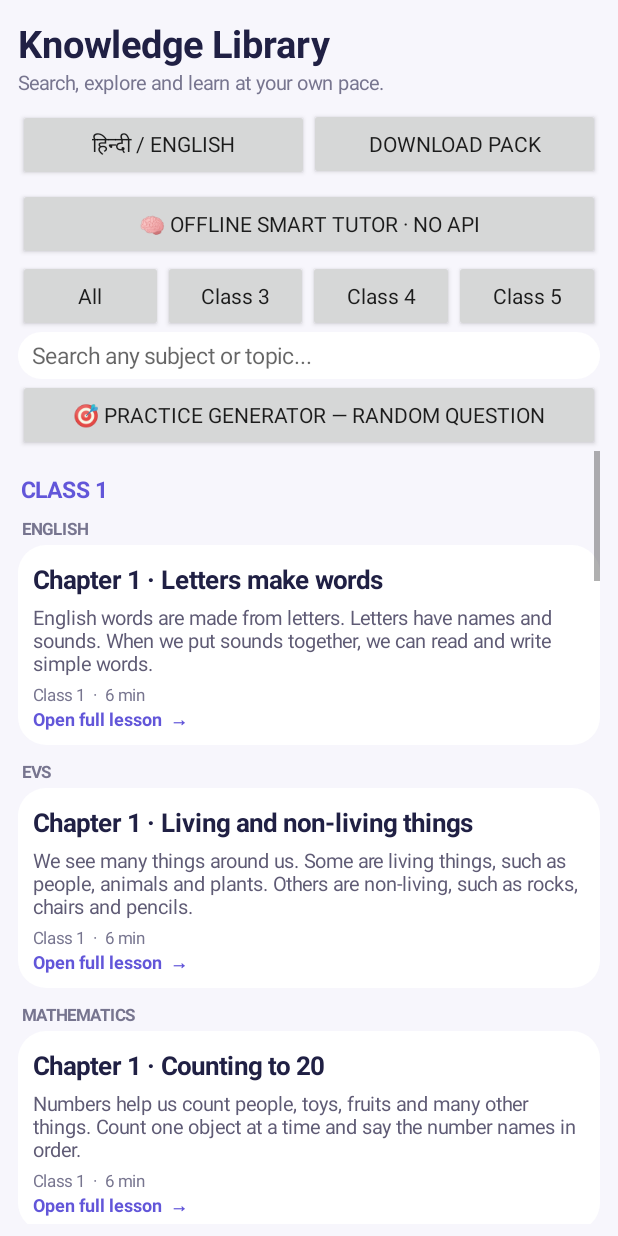
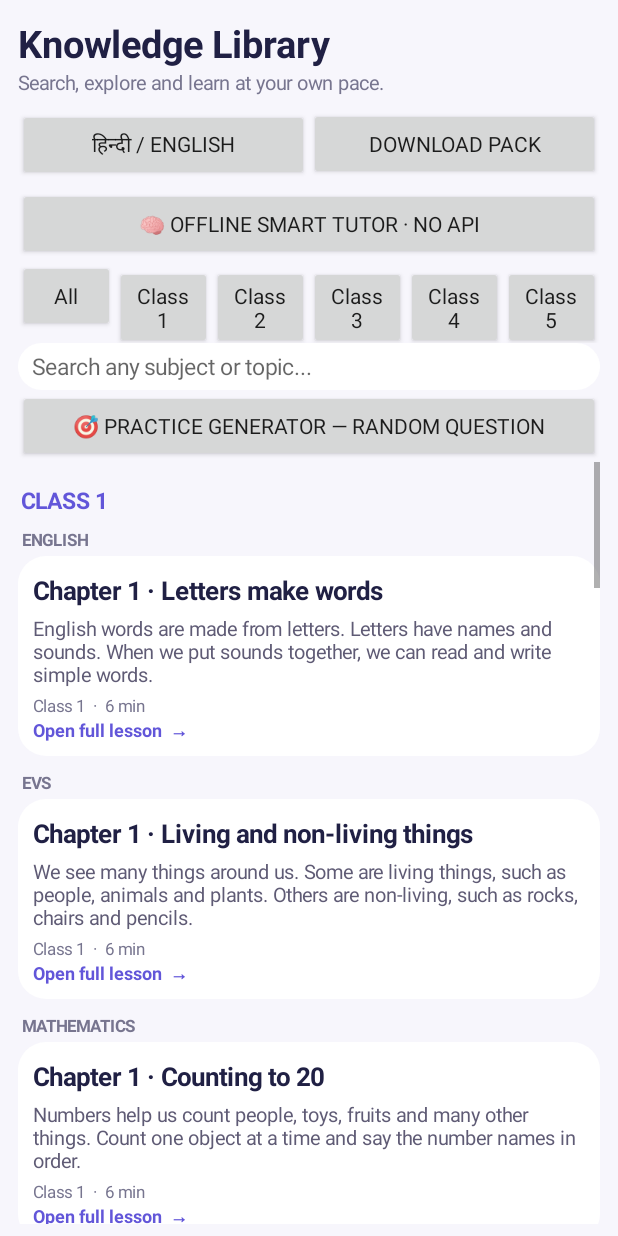
Before and after one commit to rautshivamxyz-beep/KIDVERSE, an Android app: the LibraryActivity screen opened directly, with no data from a screen before it, on a phone screen of 412 x 824 dp. Run offline under Robolectric (Android 15) with nearby library versions, the phone set to English and light mode, and no system bars.

Commit message:
Show Class 1 to Class 5 filters in the learning library

```diff
--- a/app/src/main/java/com/kidverse/app/LibraryActivity.java
+++ b/app/src/main/java/com/kidverse/app/LibraryActivity.java
@@ -65,9 +65,9 @@ public class LibraryActivity extends Activity {
         root.addView(tutor, new LinearLayout.LayoutParams(-1, -2));
         LinearLayout grades = new LinearLayout(this);
         grades.setOrientation(0);
-        String[] gradeNames = {"All", "Class 3", "Class 4", "Class 5"};
+        String[] gradeNames = {"All", "Class 1", "Class 2", "Class 3", "Class 4", "Class 5"};
         for (int i = 0; i < gradeNames.length; i++) {
-            final int selectedGrade = i == 0 ? 0 : i + 2;
+            final int selectedGrade = i;
             Button grade = new Button(this);
             grade.setText(hindi ? (i == 0 ? "सभी" : "कक्षा " + selectedGrade) : gradeNames[i]);
             grade.setAllCaps(false);
```
